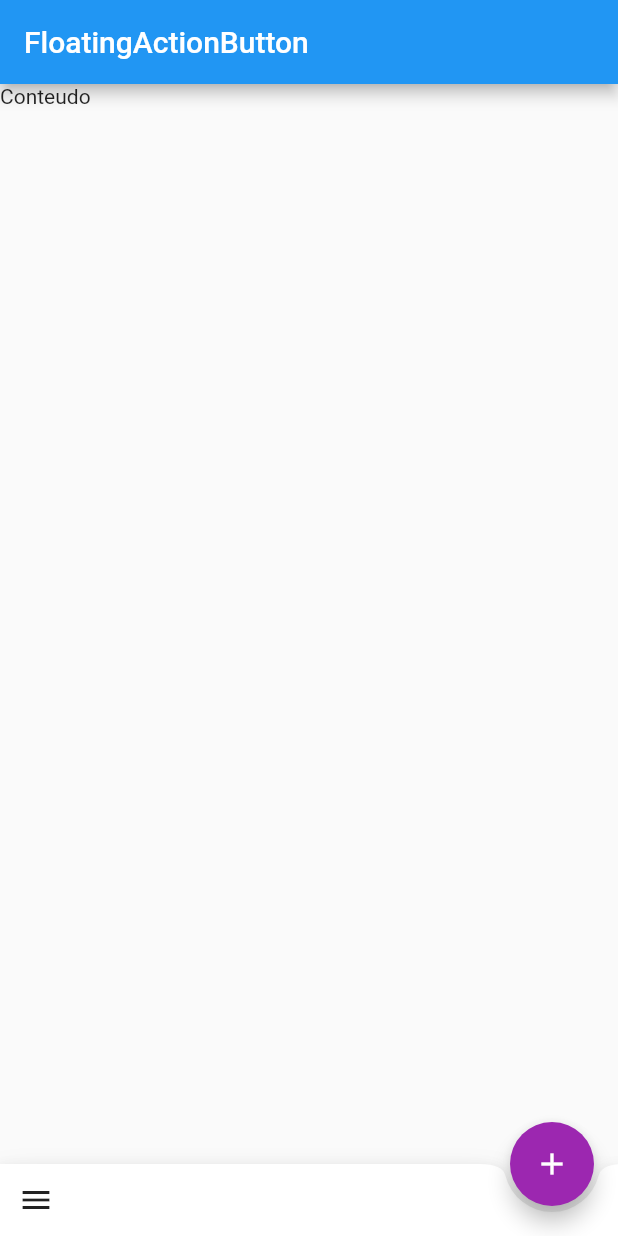
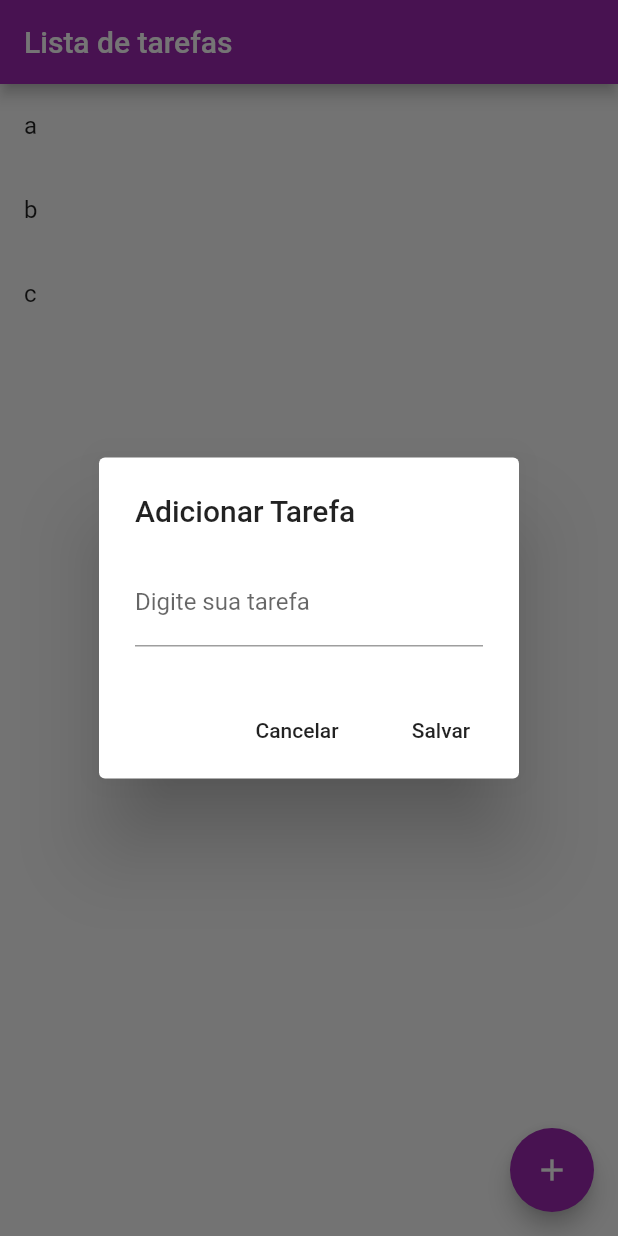
Before and after one commit to melquis1420/ListaDeTarefas, a Flutter app: the screen it shows after launch, after a tap on the "add" icon, on a phone screen of 412 x 824 dp. Run offline on Flutter 3.47's test engine with Material 2 defaults, Android fonts, the phone set to English and light mode, and no system bars; missing offline and left inert: dart:ffi.

Commit message:
UI update.

```diff
--- a/lib/Home.dart
+++ b/lib/Home.dart
@@ -1,40 +1,66 @@
+import 'dart:ffi';
+
 import 'package:flutter/material.dart';
 
 class Home extends StatefulWidget {
   @override
-  _HomeState createState() {
-    return _HomeState();
-  }
+  _HomeState createState() => _HomeState();
 }
 
 class _HomeState extends State<Home> {
+  List _listaTarefas = ["a", "b", "c"];
+
   @override
   Widget build(BuildContext context) {
     return Scaffold(
       appBar: AppBar(
-        title: Text("FloatingActionButton"),
+        title: Text("Lista de tarefas"),
+        backgroundColor: Colors.purple,
       ),
-      body: Text("Conteudo"),
-      floatingActionButtonLocation: FloatingActionButtonLocation.endDocked,
+      floatingActionButtonLocation: FloatingActionButtonLocation.endFloat,
       floatingActionButton: FloatingActionButton(
+        child: Icon(Icons.add),
         backgroundColor: Colors.purple,
-        foregroundColor: Colors.white,
-        elevation: 6,
-        child: Icon(Icons.add),
         onPressed: () {
-          //print("Resultado");
+          showDialog(
+              context: context,
+              builder: (context) {
+                return AlertDialog(
+                  title: Text("Adicionar Tarefa"),
+                  content: TextField(
+                    decoration: InputDecoration(labelText: "Digite sua tarefa"),
+                    onChanged: (text) {},
+                  ),
+                  actions: [
+                    FlatButton(
+                      child: Text("Cancelar"),
+                      onPressed: () => Navigator.pop(context),
+                    ),
+                    FlatButton(
+                      child: Text("Salvar"),
+                      onPressed: () {
+                        //salvar
+                        Navigator.pop(context);
+                      },
+                    )
+                  ],
+                );
+              });
         },
       ),
-      bottomNavigationBar: BottomAppBar(
-        shape: CircularNotchedRectangle(),
-        child: Row(
-          children: [
-            IconButton(
-              onPressed: () {},
-              icon: Icon(Icons.menu),
-            )
-          ],
-        ),
+      body: Column(
+        children: <Widget>[
+          Expanded(
+            child: ListView.builder(
+              itemCount: _listaTarefas.length,
+              itemBuilder: (context, index) {
+                return ListTile(
+                  title: Text(_listaTarefas[index]),
+                );
+              },
+            ),
+          )
+        ],
       ),
     );
   }
```
